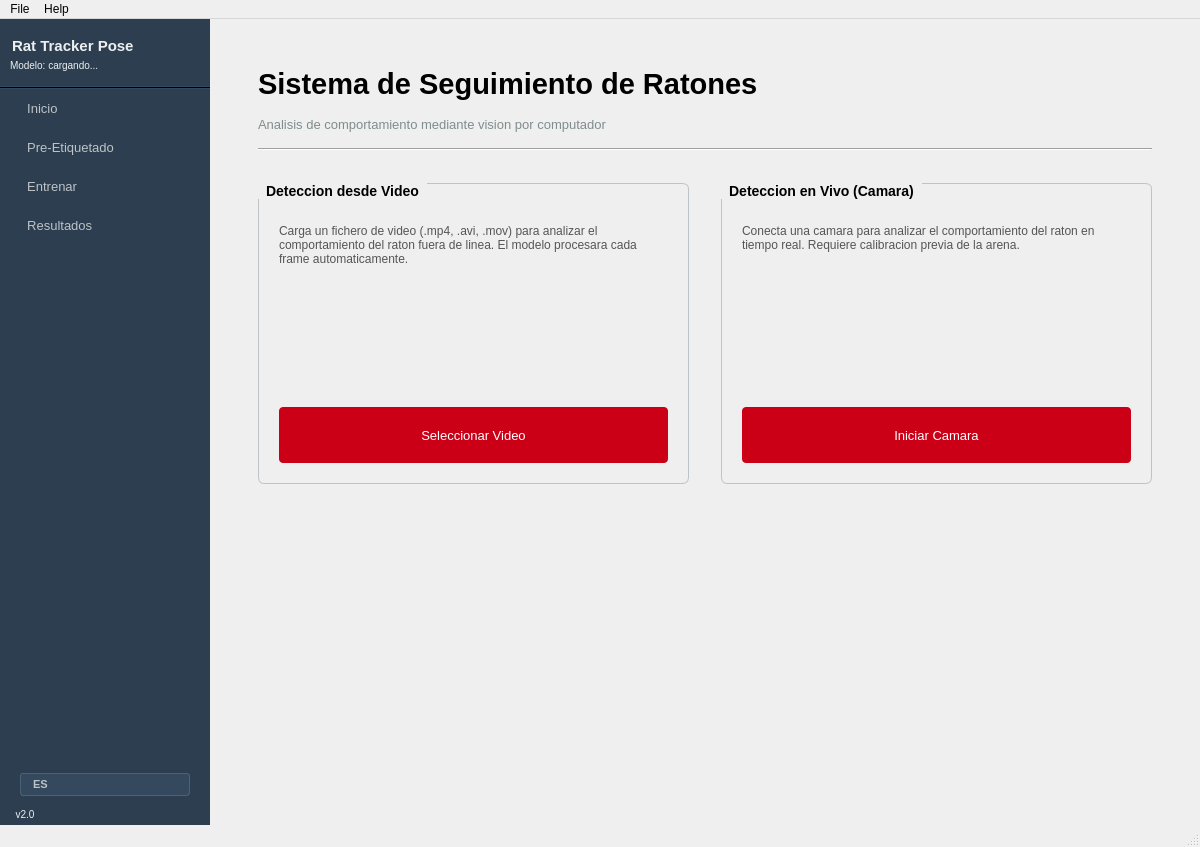
Above: gui/main_window.ui from S4H0ST/Computer-Vision-Mice-Tracking before the change. Below: the same form after it.
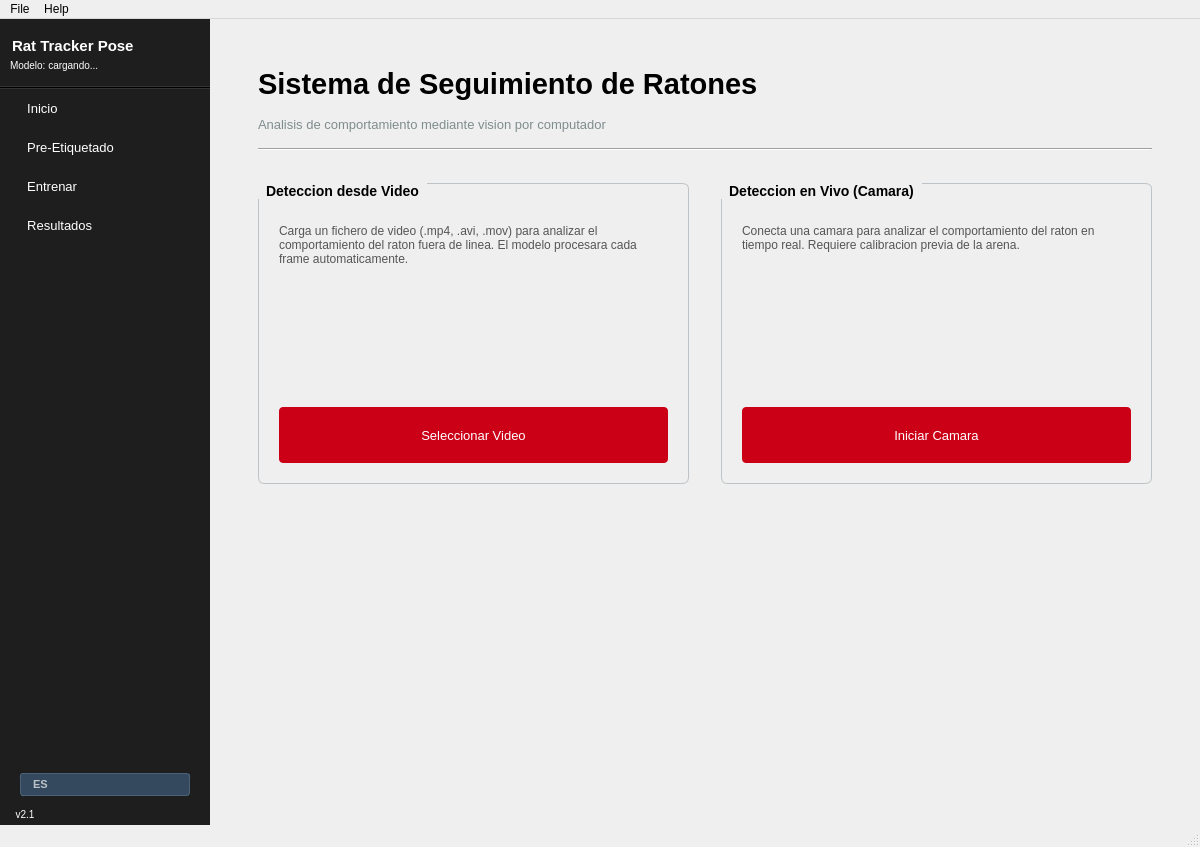
That is the form after the change.

Commit message: style: dark sidebar, v2.1 version label and red settings button

What changed in the file:
```diff
--- a/gui/main_window.ui
+++ b/gui/main_window.ui
@@ -16,15 +16,15 @@
   <property name="styleSheet">
    <string notr="true">
 QFrame#sidebar {
-    background-color: #2c3e50;
+    background-color: #1e1e1e;
 }
 QFrame#sidebar QLabel {
-    color: #ecf0f1;
+    color: #ffffff;
     padding-left: 8px;
 }
 QFrame#sidebar QPushButton {
     background-color: transparent;
-    color: #bdc3c7;
+    color: #ffffff;
     border: none;
     text-align: left;
     padding: 12px 20px;
@@ -35,7 +35,7 @@
     color: white;
 }
 QFrame#sidebar QPushButton:disabled {
-    color: #4a5568;
+    color: #4a4a4a;
 }
 QPushButton#btn_video, QPushButton#btn_camera {
     background-color: #CB0017;
@@ -251,7 +251,7 @@
        <item>
         <widget class="QFrame" name="sidebar_line">
          <property name="styleSheet">
-          <string notr="true">background-color: #34495e; max-height: 1px;</string>
+          <string notr="true">background-color: #333333; max-height: 1px;</string>
          </property>
          <property name="frameShape">
           <enum>QFrame::HLine</enum>
@@ -330,7 +330,7 @@
        <item>
         <widget class="QLabel" name="lbl_version">
          <property name="text">
-          <string>  v2.0</string>
+          <string>  v2.1</string>
          </property>
         </widget>
        </item>
```
Left out of the diff: 2 changed lines with no effect on the pictures.
